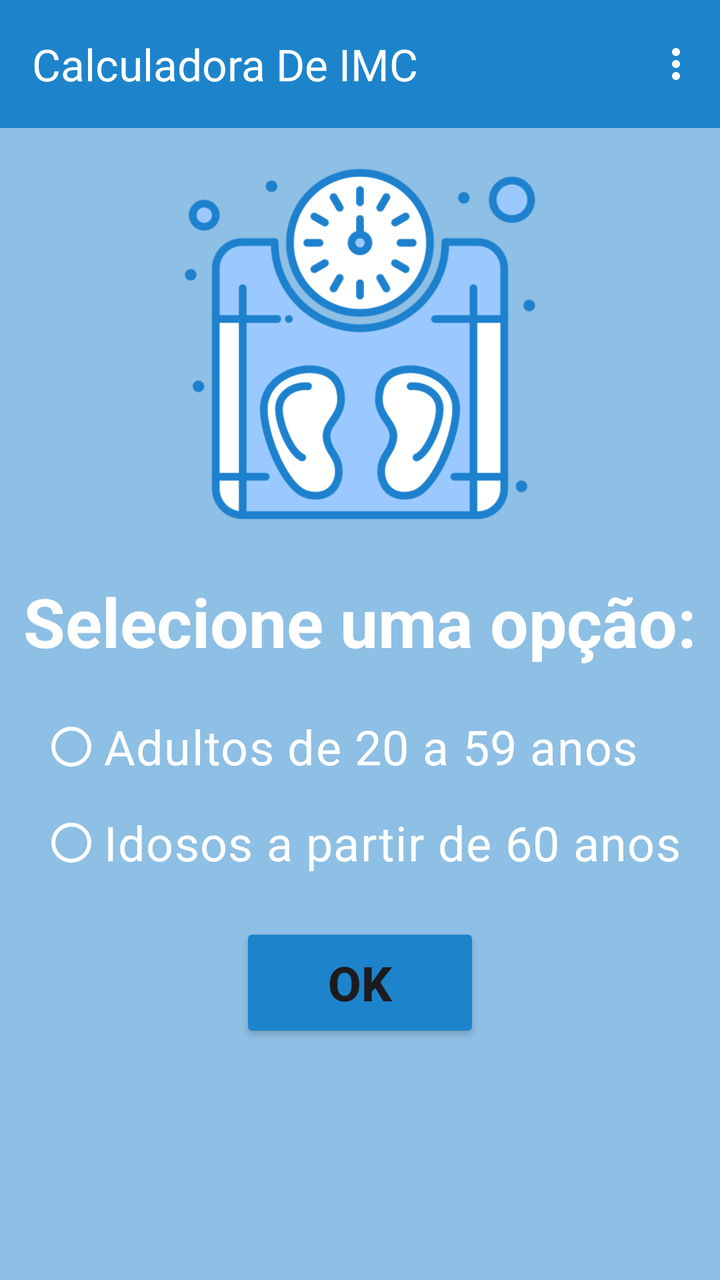
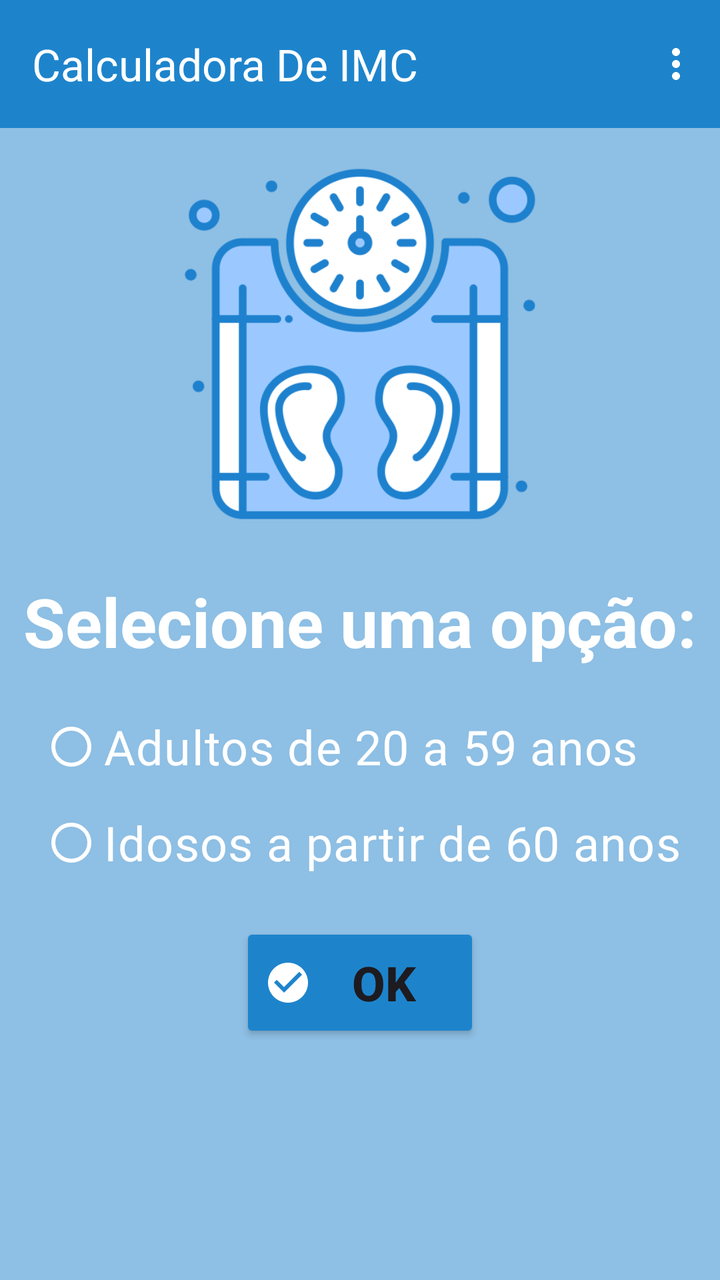

Before-and-after screenshots of an Android layout around one commit, followed by the original layout XML and the change that was made.
<!-- AndroidManifest.xml: application theme Theme.CalculadoraDeIMCVesp -->
<!-- res/layout/activity_main.xml -->
<?xml version="1.0" encoding="utf-8"?>
<androidx.constraintlayout.widget.ConstraintLayout xmlns:android="http://schemas.android.com/apk/res/android"
    xmlns:app="http://schemas.android.com/apk/res-auto"
    xmlns:tools="http://schemas.android.com/tools"
    android:id="@+id/main"
    android:layout_width="match_parent"
    android:layout_height="match_parent"
    tools:context=".MainActivity">

    <include
        android:id="@+id/includeAppBar"
        layout="@layout/app_bar"
        android:layout_width="0dp"
        android:layout_height="wrap_content"
        app:layout_constraintEnd_toEndOf="parent"
        app:layout_constraintStart_toStartOf="parent"
        app:layout_constraintTop_toTopOf="parent" />

    <ImageView
        android:id="@+id/imageView"
        android:layout_width="0dp"
        android:layout_height="200dp"
        android:layout_marginTop="8dp"
        app:layout_constraintEnd_toEndOf="parent"
        app:layout_constraintHorizontal_bias="0.5"
        app:layout_constraintStart_toStartOf="parent"
        app:layout_constraintTop_toBottomOf="@id/includeAppBar"
        app:srcCompat="@drawable/escala_de_peso" />

    <TextView
        android:id="@+id/textView"
        android:layout_width="wrap_content"
        android:layout_height="wrap_content"
        android:layout_marginTop="16dp"
        android:text="Selecione uma opção:"
        android:textColor="@color/white"
        android:textSize="34sp"
        android:textStyle="bold"
        app:layout_constraintEnd_toEndOf="parent"
        app:layout_constraintHorizontal_bias="0.5"
        app:layout_constraintStart_toStartOf="parent"
        app:layout_constraintTop_toBottomOf="@+id/imageView" />

    <RadioGroup
        android:id="@+id/rgCategorias"
        android:layout_width="wrap_content"
        android:layout_height="wrap_content"
        android:layout_marginTop="16dp"
        app:layout_constraintEnd_toEndOf="parent"
        app:layout_constraintHorizontal_bias="0.5"
        app:layout_constraintStart_toStartOf="parent"
        app:layout_constraintTop_toBottomOf="@+id/textView">

        <RadioButton
            android:id="@+id/rbAdultos"
            android:layout_width="match_parent"
            android:layout_height="wrap_content"
            app:buttonTint="@color/white"
            android:text="Adultos de 20 a 59 anos"
            android:textColor="@color/white"
            android:textSize="24sp" />

        <RadioButton
            android:id="@+id/rbIdosos"
            android:layout_width="match_parent"
            android:layout_height="wrap_content"
            app:buttonTint="@color/white"
            android:text="Idosos a partir de 60 anos"
            android:textColor="@color/white"
            android:textSize="24sp" />
    </RadioGroup>

    <Button
        android:id="@+id/btOk"
        android:layout_width="120dp"
        android:layout_height="60dp"
        android:layout_marginTop="16dp"
        android:backgroundTint="@color/corAzulEscuro"
        android:text="OK"
        android:textSize="24sp"
        android:textStyle="bold"
        app:layout_constraintEnd_toEndOf="parent"
        app:layout_constraintHorizontal_bias="0.5"
        app:layout_constraintStart_toStartOf="parent"
        app:layout_constraintTop_toBottomOf="@+id/rgCategorias" />
</androidx.constraintlayout.widget.ConstraintLayout>
<!-- res/layout/app_bar.xml (included above) -->
<?xml version="1.0" encoding="utf-8"?>
<com.google.android.material.appbar.AppBarLayout xmlns:android="http://schemas.android.com/apk/res/android"
    xmlns:app="http://schemas.android.com/apk/res-auto"
    android:layout_width="match_parent"
    android:layout_height="wrap_content"
    android:background="@color/corAzulEscuro"
    android:fitsSystemWindows="true">

    <com.google.android.material.appbar.MaterialToolbar
        android:id="@+id/materialToolbar"
        android:layout_width="match_parent"
        android:layout_height="wrap_content"
        android:background="@color/corAzulEscuro"
        android:minHeight="?attr/actionBarSize"
        android:theme="?attr/actionBarTheme"
        app:menu="@menu/menu_principal"
        app:title="@string/app_name"
        app:titleTextColor="@color/white" />
</com.google.android.material.appbar.AppBarLayout>
<!-- resources referenced by this layout -->
<resources>
  <color name="corAzulEscuro">#1D84CC</color>
  <color name="white">#FFFFFFFF</color>
  <!-- drawable escala_de_peso: png bitmap (drawable, 45893 bytes) -->
  <string name="app_name">Calculadora De IMC</string>
  <style name="Theme.CalculadoraDeIMCVesp" parent="Base.Theme.CalculadoraDeIMCVesp" />
  <style name="Base.Theme.CalculadoraDeIMCVesp" parent="Theme.Material3.DayNight.NoActionBar">
          
          
          <item name="actionOverflowButtonStyle">@style/EstiloBotaoOverflow</item>
          <item name="android:colorBackground">
              @color/corAzulClaro</item>
      </style>
  <style name="EstiloBotaoOverflow" parent="Widget.AppCompat.ActionButton.Overflow">
          <item name="android:tint">@color/white</item>
      </style>
  <color name="corAzulClaro">#8EBFE4</color>
</resources>

<!-- the commit's change to res/layout/activity_main.xml (unified diff, before → after) -->
@@ -76,6 +76,7 @@
         android:layout_height="60dp"
         android:layout_marginTop="16dp"
         android:backgroundTint="@color/corAzulEscuro"
+        android:drawableLeft="@drawable/icone_ok_24"
         android:text="OK"
         android:textSize="24sp"
         android:textStyle="bold"
<!-- resource entries referenced after the edit -->
@@ -3,18 +3,28 @@
   <color name="corAzulEscuro">#1D84CC</color>
   <color name="white">#FFFFFFFF</color>
   <!-- drawable escala_de_peso: png bitmap (drawable, 45893 bytes) -->
+  <!-- drawable icone_ok_24 (drawable) -->
+  <vector xmlns:android="http://schemas.android.com/apk/res/android" android:height="24dp" android:tint="#FFFFFF" android:viewportHeight="24" android:viewportWidth="24" android:width="24dp">
+        
+      <path android:fillColor="@android:color/white" android:pathData="M12,2C6.48,2 2,6.48 2,12s4.48,10 10,10 10,-4.48 10,-10S17.52,2 12,2zM10,17l-5,-5 1.41,-1.41L10,14.17l7.59,-7.59L19,8l-9,9z"/>
+      
+  </vector>
   <string name="app_name">Calculadora De IMC</string>
   <style name="Theme.CalculadoraDeIMCVesp" parent="Base.Theme.CalculadoraDeIMCVesp" />
   <style name="Base.Theme.CalculadoraDeIMCVesp" parent="Theme.Material3.DayNight.NoActionBar">
           
           
           <item name="actionOverflowButtonStyle">@style/EstiloBotaoOverflow</item>
-          <item name="android:colorBackground">
-              @color/corAzulClaro</item>
+          <item name="android:colorBackground">@color/corAzulClaro</item>
+          <item name="popupMenuBackground">@color/white</item>
+          <item name="android:itemTextAppearance">@style/AparenciaTextoMenu</item>
       </style>
   <style name="EstiloBotaoOverflow" parent="Widget.AppCompat.ActionButton.Overflow">
           <item name="android:tint">@color/white</item>
       </style>
   <color name="corAzulClaro">#8EBFE4</color>
+  <style name="AparenciaTextoMenu" parent="TextAppearance.Material3.BodyLarge">
+          <item name="android:textColor">@color/corAzulEscuro</item>
+      </style>
 </resources>
 
